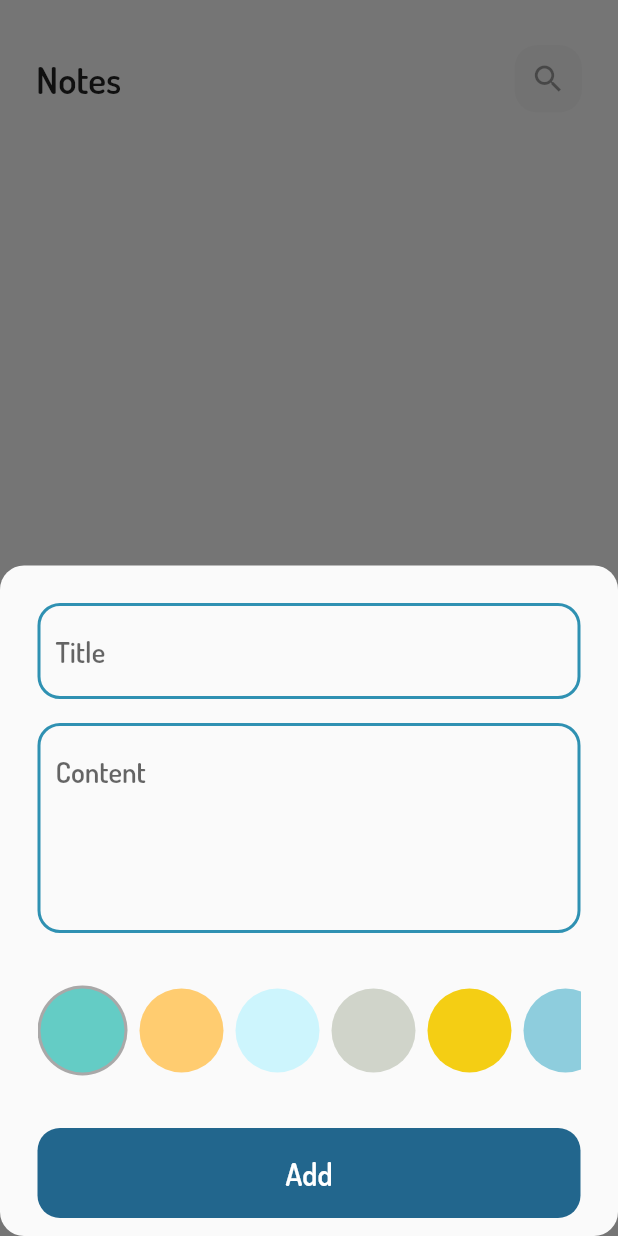
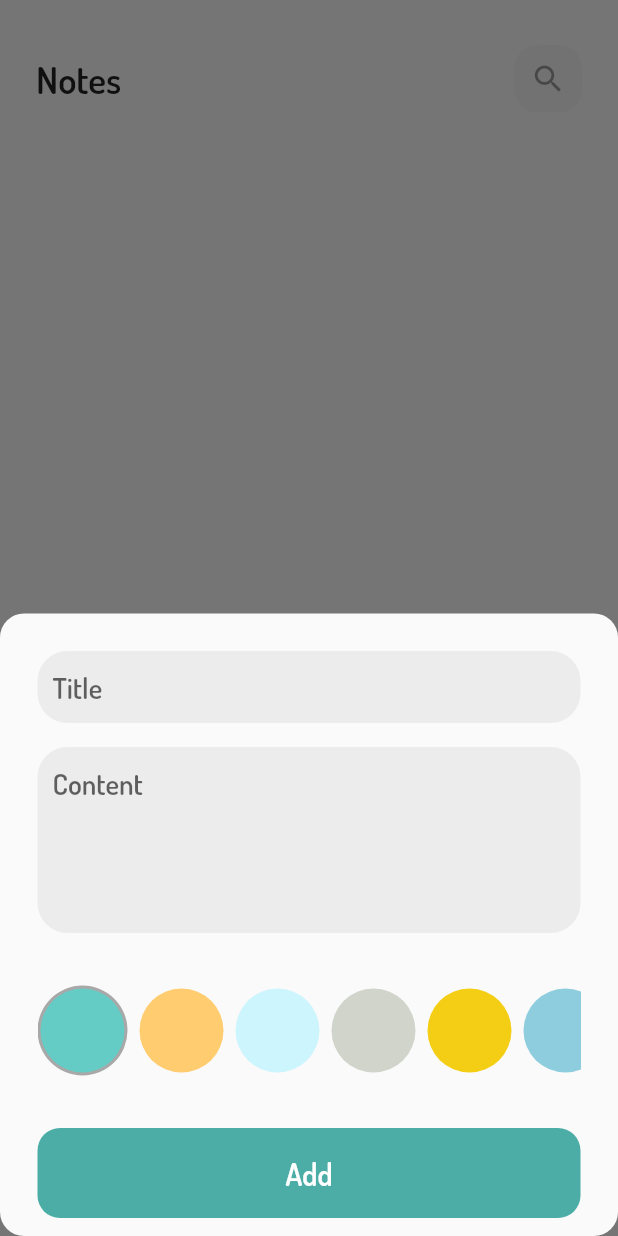
Before and after one commit to Marriiamm/notes_app, a Flutter app: the screen it shows after launch, after a tap on the "add" icon, on a phone screen of 412 x 824 dp. Run offline on Flutter 3.47's test engine with Material 2 defaults, Android fonts, the phone set to English and light mode, and no system bars; our stand-ins replace another_flutter_splash_screen, bloc, flutter_bloc, hive, hive_flutter; accounts and stored records are empty.

Commit message:
text firld update

```diff
--- a/lib/main.dart
+++ b/lib/main.dart
@@ -6,8 +6,7 @@ import 'package:notes_app/constants.dart';
 import 'package:notes_app/cubits/create_notes_cubit/create_notes_cubit.dart';
 import 'package:notes_app/models/note_model.dart';
 import 'package:notes_app/simple_bloc_observer.dart';
-import 'package:notes_app/splash.dart';
-//import 'package:notes_app/views/notes_view.dart';
+import 'package:notes_app/views/splash.dart';
 
 void main() async{
 
--- a/lib/widgets/button.dart
+++ b/lib/widgets/button.dart
@@ -13,7 +13,7 @@ class AddNoteButton extends StatelessWidget {
         height: 60,
         decoration: BoxDecoration(
           borderRadius: BorderRadius.circular(15.0),
-          color: const Color(0xff22668D),
+          color: Color.fromARGB(255, 76, 173, 167),
         ),
         child: Center(
             child: isLoading
--- a/lib/widgets/text_field.dart
+++ b/lib/widgets/text_field.dart
@@ -9,7 +9,13 @@ class CustomField extends StatelessWidget {
   final Function(String)? onChanged;
   @override
   Widget build(BuildContext context) {
-    return TextFormField(
+    return Container(
+      padding: EdgeInsets.only(left:10),
+      decoration: BoxDecoration(
+        color: Color.fromARGB(255, 236, 236, 236),
+        borderRadius: BorderRadius.circular(20)
+      ),
+      child: TextFormField(
         onChanged: onChanged,
         onSaved: onSaved,
         validator: (value){
@@ -24,18 +30,9 @@ class CustomField extends StatelessWidget {
           hintStyle: const TextStyle(
             fontSize: 19
           ),
-        focusedBorder: OutlineInputBorder(
-          borderRadius: BorderRadius.circular(15),
-          borderSide: const BorderSide(
-            width: 2.0,
-            color: Color.fromARGB(255, 47, 145, 178)),
+          border: InputBorder.none,
+
         ),
-        enabledBorder: OutlineInputBorder(
-          borderRadius: BorderRadius.circular(15),
-          borderSide: const BorderSide(
-            width: 2.0,
-            color: Color.fromARGB(255, 47, 145, 178)),
-        )
       ),
     );
   }
```
Also changed, not shown: lib/views/splash.dart (renamed from lib/splash.dart). Lines whose indentation alone changed are shown as unchanged.
